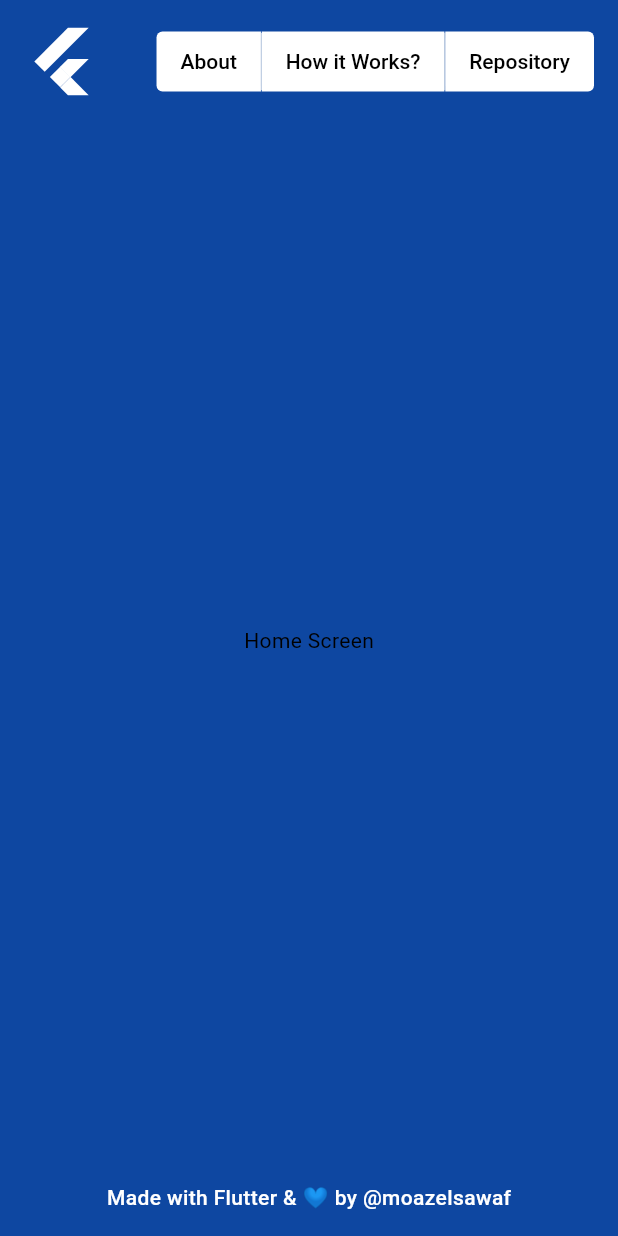
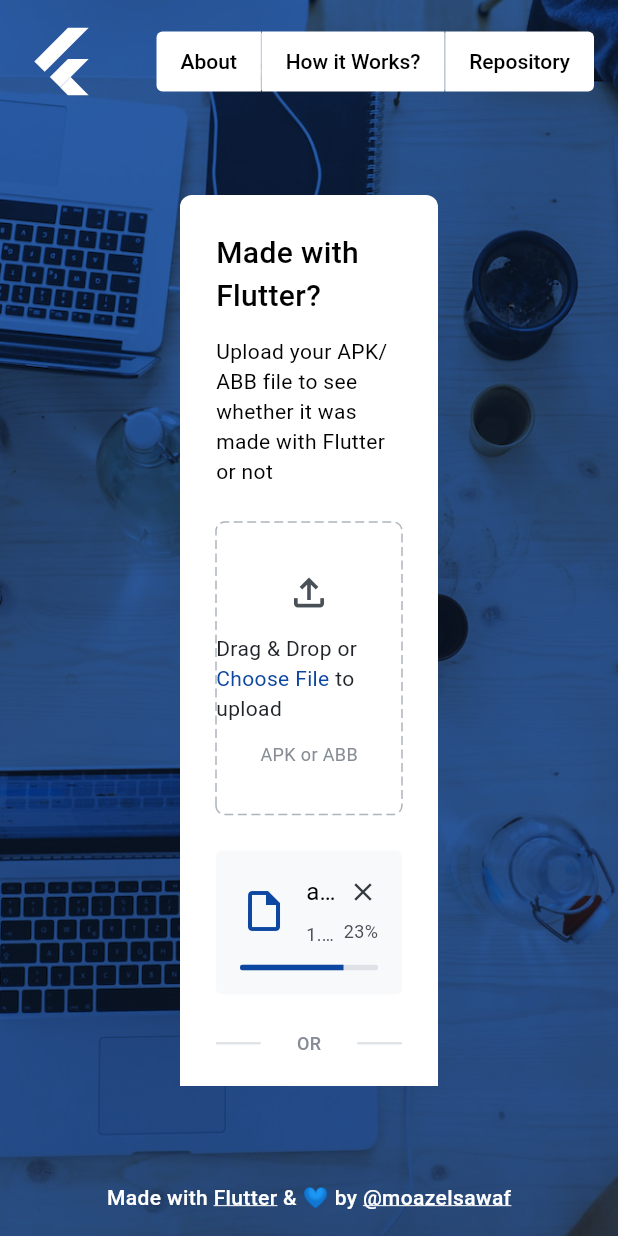
Before and after one commit to moazelsawaf/made_with_flutter, a Flutter app: the BaseScaffoldDesktop screen opened directly, on a phone screen of 412 x 824 dp. Run offline on Flutter 3.47's test engine with Material 2 defaults, Android fonts, the phone set to English and light mode, and no system bars; drawn by our look-alikes of dotted_border; our stand-ins replace responsive_builder.

Commit message:
feat: :sparkles: complete home screen for both desktop and mobile

```diff
--- a/lib/app.dart
+++ b/lib/app.dart
@@ -13,10 +13,12 @@
       theme: ThemeData(
         useMaterial3: true,
         primaryColor: ColorsPalette.primaryColor,
+        canvasColor: ColorsPalette.white,
         colorScheme: ColorScheme.fromSwatch(
           primarySwatch: ColorsPalette.primarySwatch,
         ).copyWith(
           secondary: ColorsPalette.secondaryColor,
+          background: ColorsPalette.white,
         ),
       ),
       home: const HomeScreen(),
--- a/lib/ui/screens/home_screen/views/file_upload_view/uploaded_file_card.dart
+++ b/lib/ui/screens/home_screen/views/file_upload_view/uploaded_file_card.dart
@@ -11,7 +11,7 @@
     return Container(
       padding: const EdgeInsets.all(16),
       decoration: BoxDecoration(
-        color: ColorsPalette.gray100,
+        color: ColorsPalette.gray50,
         borderRadius: BorderRadius.circular(4),
       ),
       child: Column(
--- a/lib/ui/widgets/base_scaffold/base_scaffold_desktop/base_scaffold_desktop.dart
+++ b/lib/ui/widgets/base_scaffold/base_scaffold_desktop/base_scaffold_desktop.dart
@@ -1,4 +1,5 @@
 import 'package:flutter/material.dart';
+import 'package:made_with_flutter/ui/widgets/base_scaffold/base_scaffold_desktop/scaffold_desktop_background.dart';
 import 'package:made_with_flutter/utils/colors_palette.dart';
 
 import '../../credits.dart';
@@ -17,7 +18,7 @@
     return Scaffold(
       body: Stack(
         children: [
-          Container(color: ColorsPalette.primaryColor),
+          const ScaffoldDesktopBackground(),
           Column(
             children: [
               const ScaffoldDesktopHeader(),
@@ -27,6 +28,7 @@
                 child: Credits(
                   color: ColorsPalette.white,
                   linkColor: ColorsPalette.white,
+                  underlineLinks: true,
                 ),
               ),
             ],
--- /dev/null
+++ b/lib/ui/widgets/base_scaffold/base_scaffold_desktop/scaffold_desktop_background.dart
@@ -0,0 +1,20 @@
+import 'package:flutter/material.dart';
+
+import '../../../../utils/assets_manager.dart';
+import '../../../../utils/colors_palette.dart';
+
+class ScaffoldDesktopBackground extends StatelessWidget {
+  const ScaffoldDesktopBackground({super.key});
+
+  @override
+  Widget build(BuildContext context) {
+    return Image.asset(
+      AssetsManager.desktopBackground,
+      width: double.infinity,
+      height: double.infinity,
+      fit: BoxFit.cover,
+      color: ColorsPalette.primaryColor.withOpacity(0.85),
+      colorBlendMode: BlendMode.multiply,
+    );
+  }
+}
--- a/lib/ui/widgets/base_scaffold/base_scaffold_mobile/base_scaffold_mobile.dart
+++ b/lib/ui/widgets/base_scaffold/base_scaffold_mobile/base_scaffold_mobile.dart
@@ -15,9 +15,9 @@
   @override
   Widget build(BuildContext context) {
     return Scaffold(
-      backgroundColor: ColorsPalette.gray50,
+      backgroundColor: ColorsPalette.white,
       appBar: AppBar(
-        backgroundColor: ColorsPalette.white,
+        backgroundColor: ColorsPalette.gray50,
         centerTitle: true,
         title: const AppLogo(
           size: 30,
--- a/lib/ui/widgets/base_scaffold/base_scaffold_mobile/mobile_drawer/mobile_drawer.dart
+++ b/lib/ui/widgets/base_scaffold/base_scaffold_mobile/mobile_drawer/mobile_drawer.dart
@@ -12,7 +12,7 @@
   @override
   Widget build(BuildContext context) {
     return Drawer(
-      backgroundColor: ColorsPalette.gray100,
+      backgroundColor: ColorsPalette.white,
       surfaceTintColor: Colors.transparent,
       child: SafeArea(
         child: Padding(
--- a/lib/ui/widgets/credits.dart
+++ b/lib/ui/widgets/credits.dart
@@ -3,15 +3,18 @@
 import 'package:url_launcher/url_launcher.dart';
 
 import '../../utils/colors_palette.dart';
+import '../../utils/constants.dart';
 
 class Credits extends StatelessWidget {
   final Color color;
   final Color linkColor;
+  final bool underlineLinks;
 
   const Credits({
     super.key,
     this.color = ColorsPalette.gray900,
     this.linkColor = ColorsPalette.primaryColor,
+    this.underlineLinks = false,
   });
 
   @override
@@ -24,18 +27,22 @@
             text: 'Flutter',
             style: TextStyle(
               color: linkColor,
+              decoration: underlineLinks ? TextDecoration.underline : null,
+              decorationColor: linkColor,
             ),
             recognizer: TapGestureRecognizer()
-              ..onTap = () => _openUrl('https://flutter.dev/'),
+              ..onTap = () => _openUrl(Constants.flutterWebsiteUrl),
           ),
           const TextSpan(text: ' & 💙 by '),
           TextSpan(
             text: '@moazelsawaf',
             style: TextStyle(
               color: linkColor,
+              decoration: underlineLinks ? TextDecoration.underline : null,
+              decorationColor: linkColor,
             ),
             recognizer: TapGestureRecognizer()
-              ..onTap = () => _openUrl('https://github.com/moazelsawaf'),
+              ..onTap = () => _openUrl(Constants.authorGitHubUrl),
           ),
         ],
         style: TextStyle(
--- /dev/null
+++ b/lib/utils/assets_manager.dart
@@ -0,0 +1,10 @@
+class AssetsManager {
+  AssetsManager._();
+
+  // Folders
+  static const _assetsFolder = 'assets';
+  static const _imagesFolder = '$_assetsFolder/images';
+
+  // Images
+  static const desktopBackground = '$_imagesFolder/desktop_background.jpg';
+}
--- /dev/null
+++ b/lib/utils/constants.dart
@@ -0,0 +1,6 @@
+class Constants {
+  Constants._();
+
+  static const flutterWebsiteUrl = 'https://flutter.dev';
+  static const authorGitHubUrl = 'https://github.com/moazelsawaf';
+}
--- a/pubspec.yaml
+++ b/pubspec.yaml
@@ -25,3 +25,6 @@
 
 flutter:
   uses-material-design: true
+
+  assets:
+    - assets/images/
```
Also changed, not shown: lib/ui/screens/home_screen/home_screen_desktop.dart (+21 -3 lines), assets/images/desktop_background.jpg (added).
